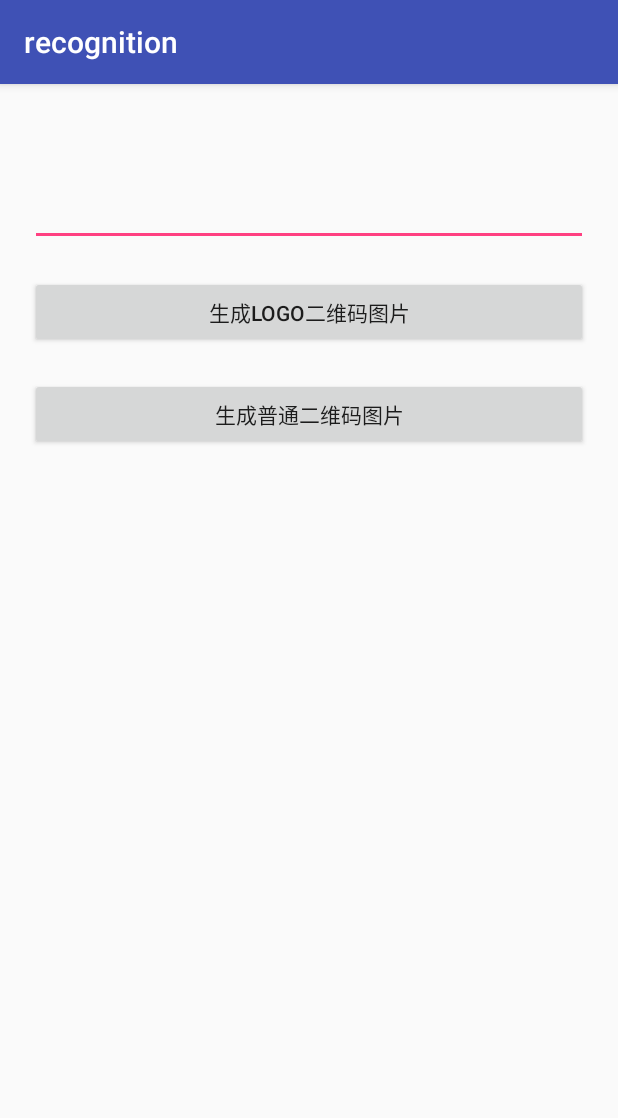
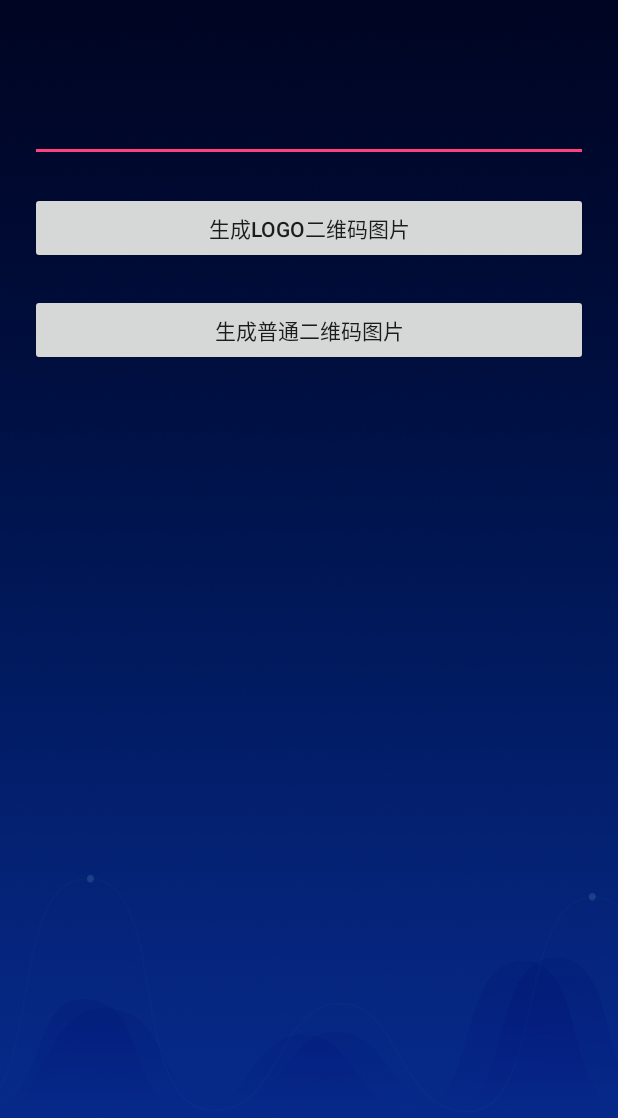
Before and after one commit to HelloSinger/shicaisuyuan, an Android app: the ThreeActivity screen opened directly, with no data from a screen before it, on a phone screen of 412 x 824 dp. Shown: the top 1118 px of the screen. Run offline under Robolectric (Android 15) with nearby library versions, the phone set to English and light mode, and no system bars.

Commit message:
界面修改

```diff
--- a/app/src/main/res/values/styles.xml
+++ b/app/src/main/res/values/styles.xml
@@ -6,6 +6,10 @@
         <item name="colorPrimary">@color/colorPrimary</item>
         <item name="colorPrimaryDark">@color/colorPrimaryDark</item>
         <item name="colorAccent">@color/colorAccent</item>
+        <item name="windowNoTitle">true</item>
+        <item name="android:windowActionBar">false</item>
+        <item name="android:windowIsTranslucent">false</item>
+        <item name="android:windowBackground">@drawable/bg_loding</item>
     </style>
 
     <style name="AppTheme.NoActionBar">
```
